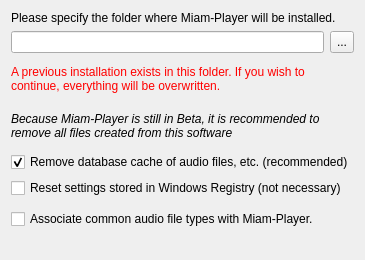
First picture: the form in packaging/windows/packages/org.miamplayer.core/meta/targetwidget.ui, repository MBach/Miam-Player, before the edit.
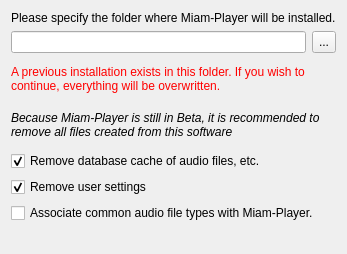
Second picture: the form after the edit.

What changed in the file:
```diff
--- a/packaging/windows/packages/org.miamplayer.core/meta/targetwidget.ui
+++ b/packaging/windows/packages/org.miamplayer.core/meta/targetwidget.ui
@@ -6,8 +6,8 @@
    <rect>
     <x>0</x>
     <y>0</y>
-    <width>327</width>
-    <height>260</height>
+    <width>308</width>
+    <height>252</height>
    </rect>
   </property>
   <property name="sizePolicy">
@@ -90,7 +90,7 @@
      <property name="sizeHint" stdset="0">
       <size>
        <width>20</width>
-       <height>1</height>
+       <height>20</height>
       </size>
      </property>
     </spacer>
@@ -125,7 +125,7 @@
    <item>
     <widget class="QCheckBox" name="clearCacheCheckBox">
      <property name="text">
-      <string>Remove database cache of audio files, etc. (recommended)</string>
+      <string>Remove database cache of audio files, etc.</string>
      </property>
      <property name="checked">
       <bool>true</bool>
@@ -135,26 +135,13 @@
    <item>
     <widget class="QCheckBox" name="clearRegistryCheckBox">
      <property name="text">
-      <string>Reset settings stored in Windows Registry (not necessary)</string>
+      <string>Remove user settings</string>
+     </property>
+     <property name="checked">
+      <bool>true</bool>
      </property>
     </widget>
    </item>
-   <item>
-    <spacer name="verticalSpacer_3">
-     <property name="orientation">
-      <enum>Qt::Vertical</enum>
-     </property>
-     <property name="sizeType">
-      <enum>QSizePolicy::MinimumExpanding</enum>
-     </property>
-     <property name="sizeHint" stdset="0">
-      <size>
-       <width>20</width>
-       <height>1</height>
-      </size>
-     </property>
-    </spacer>
-   </item>
    <item>
     <widget class="QCheckBox" name="associateCommonFiletypesCheckBox">
      <property name="toolTip">
@@ -171,7 +158,7 @@
       <enum>Qt::Vertical</enum>
      </property>
      <property name="sizeType">
-      <enum>QSizePolicy::Preferred</enum>
+      <enum>QSizePolicy::MinimumExpanding</enum>
      </property>
      <property name="sizeHint" stdset="0">
       <size>
```
Left out of the diff: 6 changed lines with no effect on the pictures.
